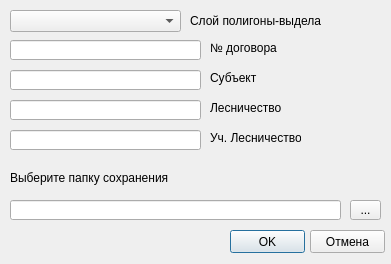
This is Layer_del_dialog_base.ui in Alexzander721/layershandler as Qt 5 draws it before an edit. The edited form follows.
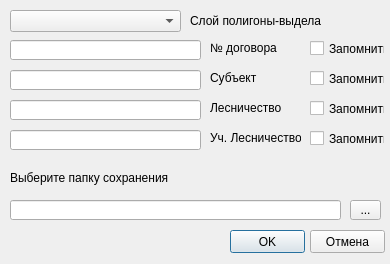
This is the edited form.

```diff
--- a/Layer_del_dialog_base.ui
+++ b/Layer_del_dialog_base.ui
@@ -6,10 +6,22 @@
    <rect>
     <x>0</x>
     <y>0</y>
-    <width>391</width>
+    <width>390</width>
     <height>264</height>
    </rect>
   </property>
+  <property name="minimumSize">
+   <size>
+    <width>390</width>
+    <height>264</height>
+   </size>
+  </property>
+  <property name="maximumSize">
+   <size>
+    <width>390</width>
+    <height>264</height>
+   </size>
+  </property>
   <property name="windowTitle">
    <string>Настройки параметров</string>
   </property>
@@ -190,6 +202,58 @@
     <string>Уч. Лесничество</string>
    </property>
   </widget>
+  <widget class="QCheckBox" name="checkBox_1">
+   <property name="geometry">
+    <rect>
+     <x>310</x>
+     <y>40</y>
+     <width>75</width>
+     <height>17</height>
+    </rect>
+   </property>
+   <property name="text">
+    <string>Запомнить</string>
+   </property>
+  </widget>
+  <widget class="QCheckBox" name="checkBox_2">
+   <property name="geometry">
+    <rect>
+     <x>310</x>
+     <y>70</y>
+     <width>75</width>
+     <height>17</height>
+    </rect>
+   </property>
+   <property name="text">
+    <string>Запомнить</string>
+   </property>
+  </widget>
+  <widget class="QCheckBox" name="checkBox_3">
+   <property name="geometry">
+    <rect>
+     <x>310</x>
+     <y>100</y>
+     <width>75</width>
+     <height>17</height>
+    </rect>
+   </property>
+   <property name="text">
+    <string>Запомнить</string>
+   </property>
+  </widget>
+  <widget class="QCheckBox" name="checkBox_4">
+   <property name="geometry">
+    <rect>
+     <x>310</x>
+     <y>130</y>
+     <width>75</width>
+     <height>17</height>
+    </rect>
+   </property>
+   <property name="text">
+    <string>Запомнить</string>
+   </property>
+  </widget>
  </widget>
  <resources/>
  <connections/>
```
